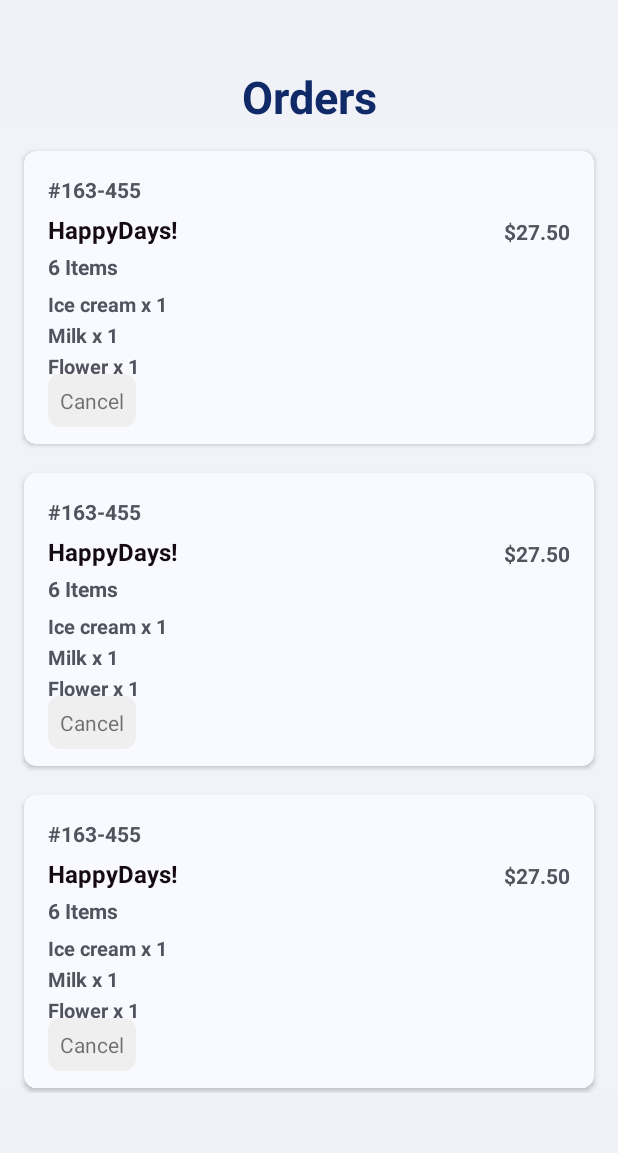
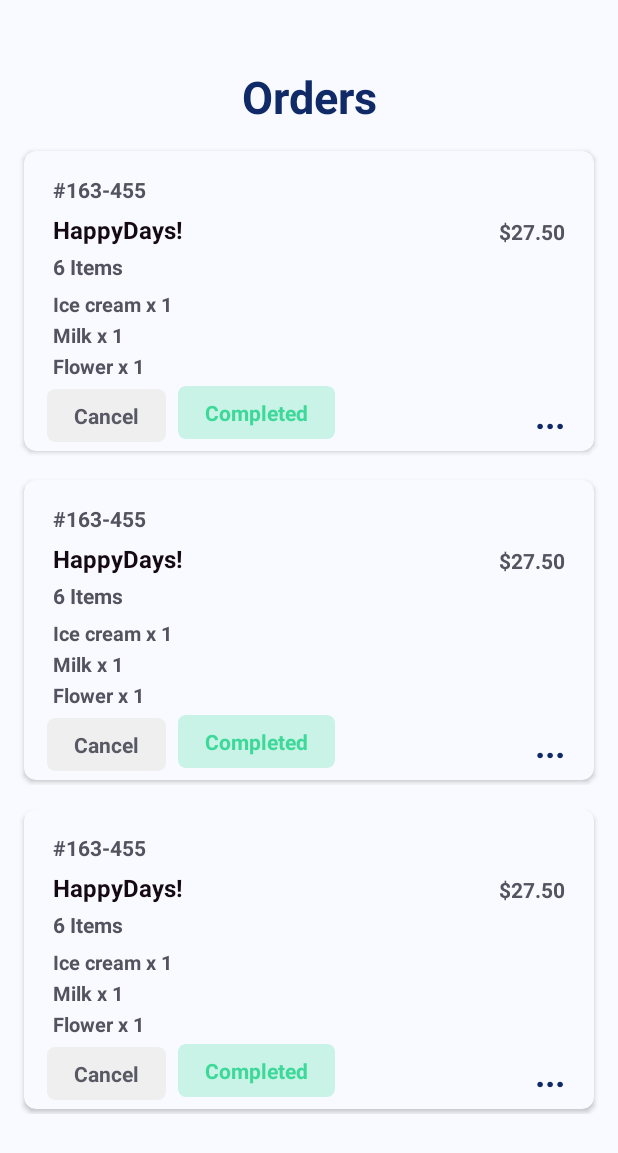
Before and after one commit to sevenwhiteclouds/happydays, an Android app: the layout fragment_orders.xml on its own in the app's theme, with its tools: preview values and no code run, on a phone screen of 412 x 824 dp. Shown: the top 1153 px of the screen. Run offline under Robolectric (Android 15) with nearby library versions, the phone set to English and light mode, and no system bars.

Commit message:
order item ui done

```diff
--- a/app/src/main/res/layout/fragment_orders.xml
+++ b/app/src/main/res/layout/fragment_orders.xml
@@ -5,7 +5,7 @@
     android:id="@+id/full_layout"
     android:layout_width="match_parent"
     android:layout_height="match_parent"
-    android:background="#F1F2F7"
+    android:background="@color/white"
     tools:context=".OrdersFragment">
 
     <TextView
--- a/app/src/main/res/layout/order_item.xml
+++ b/app/src/main/res/layout/order_item.xml
@@ -5,12 +5,12 @@
     android:id="@+id/orders_constraint_layout_reycle_parent"
     android:layout_width="match_parent"
     android:layout_height="wrap_content"
-    android:background="#F2F3F8">
+    android:background="@color/white">
 
     <androidx.cardview.widget.CardView
         android:id="@+id/orders_card_view_recyle"
         android:layout_width="0dp"
-        android:layout_height="195dp"
+        android:layout_height="200dp"
         android:layout_marginStart="16dp"
         android:layout_marginTop="16dp"
         android:layout_marginEnd="16dp"
@@ -33,7 +33,7 @@
                 android:id="@+id/orders_card_view_order_number"
                 android:layout_width="wrap_content"
                 android:layout_height="wrap_content"
-                android:layout_marginStart="16dp"
+                android:layout_marginStart="19dp"
                 android:layout_marginTop="16dp"
                 android:text="#163-455"
                 android:textColor="#53535F"
@@ -45,7 +45,7 @@
                 android:id="@+id/orders_card_view_store_name"
                 android:layout_width="wrap_content"
                 android:layout_height="wrap_content"
-                android:layout_marginStart="16dp"
+                android:layout_marginStart="19dp"
                 android:layout_marginTop="6dp"
                 android:text="HappyDays!"
                 android:textColor="#160A12"
@@ -58,7 +58,7 @@
                 android:id="@+id/orders_card_view_amount_items"
                 android:layout_width="wrap_content"
                 android:layout_height="wrap_content"
-                android:layout_marginStart="16dp"
+                android:layout_marginStart="19dp"
                 android:layout_marginTop="4dp"
                 android:text="6 Items"
                 android:textColor="#53535F"
@@ -71,7 +71,7 @@
                 android:layout_width="wrap_content"
                 android:layout_height="wrap_content"
                 android:layout_marginTop="44dp"
-                android:layout_marginEnd="16dp"
+                android:layout_marginEnd="19dp"
                 android:text="$27.50"
                 android:textColor="#545460"
                 android:textStyle="bold"
@@ -82,7 +82,7 @@
                 android:id="@+id/orders_card_view_item_one"
                 android:layout_width="wrap_content"
                 android:layout_height="wrap_content"
-                android:layout_marginStart="16dp"
+                android:layout_marginStart="19dp"
                 android:layout_marginTop="6dp"
                 android:text="Ice cream x 1"
                 android:textColor="#53535F"
@@ -95,7 +95,7 @@
                 android:id="@+id/orders_card_view_item_two"
                 android:layout_width="wrap_content"
                 android:layout_height="wrap_content"
-                android:layout_marginStart="16dp"
+                android:layout_marginStart="19dp"
                 android:layout_marginTop="2dp"
                 android:text="Milk x 1"
                 android:textColor="#53535F"
@@ -108,7 +108,7 @@
                 android:id="@+id/orders_card_view_item_three"
                 android:layout_width="wrap_content"
                 android:layout_height="wrap_content"
-                android:layout_marginStart="16dp"
+                android:layout_marginStart="19dp"
                 android:layout_marginTop="2dp"
                 android:text="Flower x 1"
                 android:textColor="#53535F"
@@ -121,36 +121,70 @@
                 android:id="@+id/orders_card_view_cancel"
                 android:layout_width="wrap_content"
                 android:layout_height="wrap_content"
-                android:layout_marginStart="16dp"
+                android:layout_marginStart="15dp"
+                android:layout_marginTop="16dp"
                 android:layout_marginBottom="16dp"
                 app:cardBackgroundColor="#EFEFEF"
-                app:cardCornerRadius="8dp"
+                app:cardCornerRadius="5dp"
                 app:cardElevation="0dp"
                 app:layout_constraintBottom_toBottomOf="parent"
                 app:layout_constraintStart_toStartOf="parent"
                 app:layout_constraintTop_toBottomOf="@+id/orders_card_view_item_three">
 
-                <androidx.constraintlayout.widget.ConstraintLayout
-                    android:id="@+id/orders_card_view_cancel_constraint_layout_child"
-                    android:layout_width="match_parent"
-                    android:layout_height="match_parent">
+                <TextView
+                    android:id="@+id/orders_card_view_cancel_text"
+                    android:layout_width="wrap_content"
+                    android:layout_height="wrap_content"
+                    android:layout_marginStart="18dp"
+                    android:layout_marginTop="8dp"
+                    android:layout_marginEnd="18dp"
+                    android:layout_marginBottom="8dp"
+                    android:text="Cancel"
+                    android:textColor="#585964"
+                    android:textStyle="bold" />
 
-                    <TextView
-                        android:id="@+id/textView"
-                        android:layout_width="wrap_content"
-                        android:layout_height="wrap_content"
-                        android:layout_marginStart="8dp"
-                        android:layout_marginTop="8dp"
-                        android:layout_marginEnd="8dp"
-                        android:layout_marginBottom="8dp"
-                        android:text="Cancel"
-                        app:layout_constraintBottom_toBottomOf="parent"
-                        app:layout_constraintEnd_toEndOf="parent"
-                        app:layout_constraintStart_toStartOf="parent"
-                        app:layout_constraintTop_toTopOf="parent" />
-                </androidx.constraintlayout.widget.ConstraintLayout>
             </androidx.cardview.widget.CardView>
 
+            <androidx.cardview.widget.CardView
+                android:id="@+id/orders_card_view_order_status"
+                android:layout_width="wrap_content"
+                android:layout_height="wrap_content"
+                android:layout_marginStart="8dp"
+                android:layout_marginBottom="8dp"
+                app:cardBackgroundColor="#403ED99A"
+                app:cardCornerRadius="5dp"
+                app:cardElevation="0dp"
+                app:layout_constraintBottom_toBottomOf="parent"
+                app:layout_constraintStart_toEndOf="@+id/orders_card_view_cancel">
+
+                <TextView
+                    android:id="@+id/orders_card_view_order_status_text"
+                    android:layout_width="wrap_content"
+                    android:layout_height="wrap_content"
+                    android:layout_marginStart="18dp"
+                    android:layout_marginTop="8dp"
+                    android:layout_marginEnd="18dp"
+                    android:layout_marginBottom="8dp"
+                    android:text="Completed"
+                    android:textColor="#3ED99A"
+                    android:textStyle="bold" />
+
+            </androidx.cardview.widget.CardView>
+
+            <TextView
+                android:id="@+id/textView2"
+                android:layout_width="wrap_content"
+                android:layout_height="wrap_content"
+                android:layout_marginEnd="19dp"
+                android:layout_marginBottom="8dp"
+                android:text="..."
+                android:textColor="@color/third"
+                android:textSize="24sp"
+                android:textStyle="bold"
+                app:layout_constraintBottom_toBottomOf="parent"
+                app:layout_constraintEnd_toEndOf="parent" />
+
         </androidx.constraintlayout.widget.ConstraintLayout>
+
     </androidx.cardview.widget.CardView>
 </androidx.constraintlayout.widget.ConstraintLayout>
```
